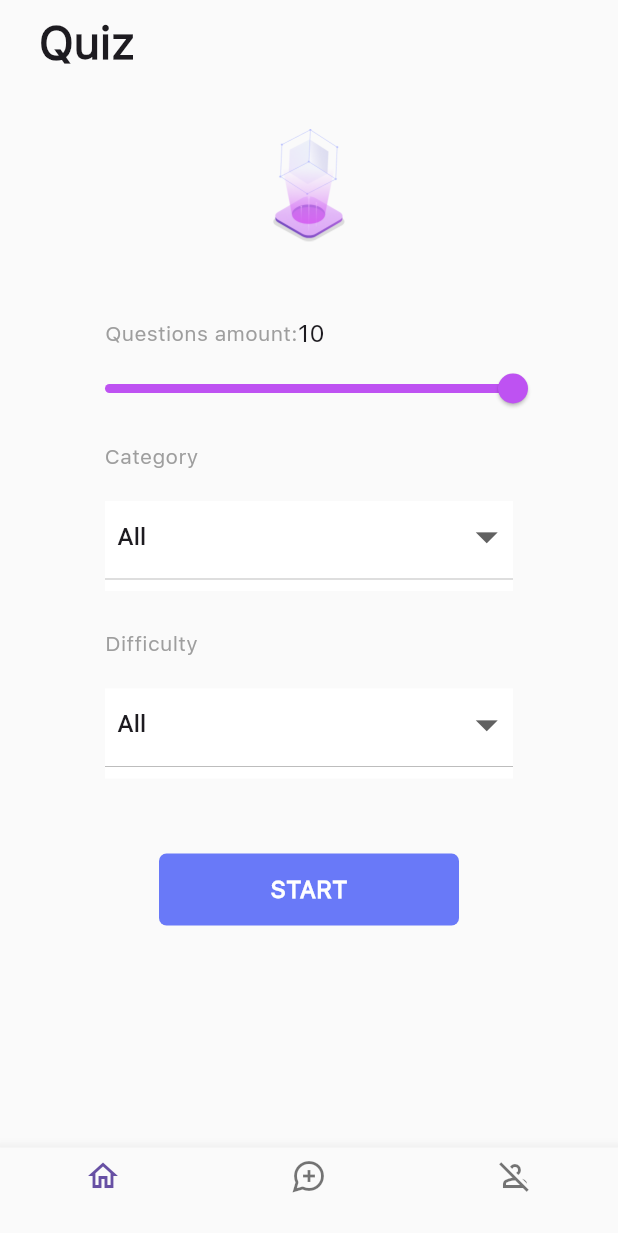
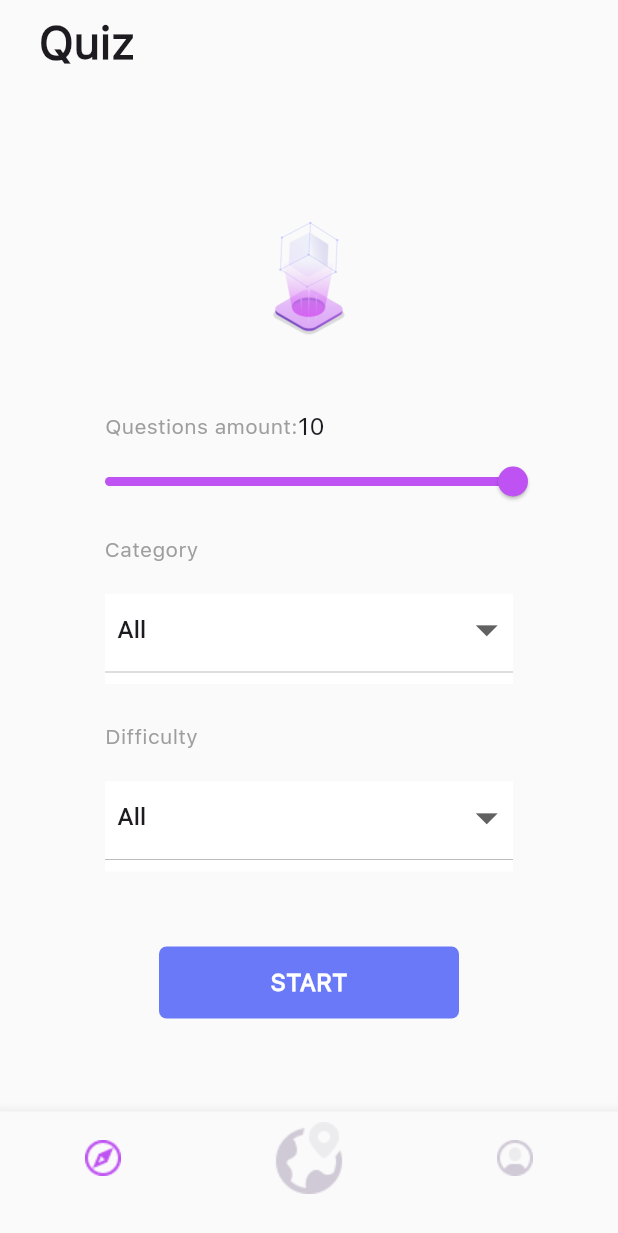
Before and after one commit to fluttberry/quiz_app_2, a Flutter app: the screen it shows after launch, on a phone screen of 412 x 824 dp. Shown: the top 1233 px of the screen. Run offline on Flutter 3.47's test engine with Material 3 defaults, Android fonts, the phone set to English and light mode, and no system bars.

Commit message:
home page ongoing

```diff
--- a/lib/main.dart
+++ b/lib/main.dart
@@ -1,5 +1,5 @@
 import 'package:flutter/material.dart';
-import 'package:quiz_app_2/ui/quiz_home_page.dart';
+import 'package:quiz_app_2/ui/home/quiz_home_page.dart';
 
 void main() {
   runApp(const MyApp());
--- a/lib/ui/quiz_home_page.dart
+++ b/lib/ui/home/quiz_home_page.dart
@@ -32,7 +32,7 @@ class _QuizHomePageState extends State<QuizHomePage> {
       ),
 
       body: Column(
-        mainAxisAlignment: MainAxisAlignment.start,
+        mainAxisAlignment: MainAxisAlignment.center,
         children: [
           Center(
             child: Padding(
@@ -136,12 +136,13 @@ class _QuizHomePageState extends State<QuizHomePage> {
                 isExpanded: true,
                 menuMaxHeight: 30,
                 iconSize: 35,
+                value: null,
                 items: [
                   DropdownMenuItem(child: Text('  All')),
-                  // DropdownMenuItem(child: Text('data2')),
-                  // DropdownMenuItem(child: Text('data3')),
-                  // DropdownMenuItem(child: Text('data4')),
-                  // DropdownMenuItem(child: Text('data5')),
+                  DropdownMenuItem(value: 1, child: Text('data2')),
+                  DropdownMenuItem(value: 2, child: Text('data3')),
+                  DropdownMenuItem(value: 3, child: Text('data4')),
+                  DropdownMenuItem(value: 4, child: Text('data5')),
                 ],
 
                 onChanged: (v) {},
@@ -178,14 +179,15 @@ class _QuizHomePageState extends State<QuizHomePage> {
         backgroundColor: Colors.grey.shade50,
         items: [
           BottomNavigationBarItem(
-            icon: Icon(Icons.home_outlined),
-            label: ''),
+            icon: Image.asset('assets/icons/Explore_Active.png', color: Color(0xffBE52F2),),
+            label: ''
+          ),
           BottomNavigationBarItem(
-            icon: Icon(Icons.maps_ugc_outlined),
+            icon: Image.asset('assets/icons/Map_Inactive.png'),
             label: '',
           ),
           BottomNavigationBarItem(
-            icon: Icon(Icons.person_off_outlined),
+            icon: Image.asset('assets/icons/Profile_Inactive.png'),
             label: '',
           ),
         ],
--- a/pubspec.yaml
+++ b/pubspec.yaml
@@ -34,6 +34,7 @@ dependencies:
   # The following adds the Cupertino Icons font to your application.
   # Use with the CupertinoIcons class for iOS style icons.
   cupertino_icons: ^1.0.8
+  http: ^1.3.0
 
 dev_dependencies:
   flutter_test:
@@ -60,7 +61,9 @@ flutter:
   # To add assets to your application, add an assets section, like this:
   assets:
     - assets/images/AR_Tut.png
-  #   - images/a_dot_ham.jpeg
+    - assets/icons/Explore_Active.png
+    - assets/icons/Map_Inactive.png
+    - assets/icons/Profile_Inactive.png
 
   # An image asset can refer to one or more resolution-specific "variants", see
   # https://flutter.dev/to/resolution-aware-images
```
Also changed, not shown: assets/icons/Explore - Active.svg (deleted), assets/icons/Explore_Active.png (added), assets/icons/Map_Inactive.png (renamed from assets/icons/Map - Inactive.png), assets/icons/Profile_Inactive.png (renamed from assets/icons/Profile   Inactive.png), pubspec.lock.
